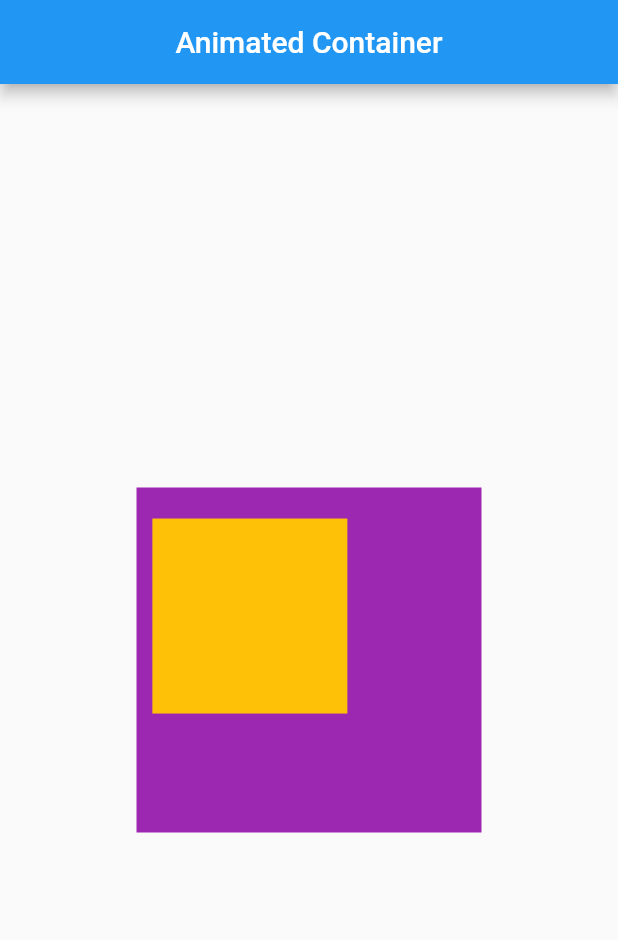
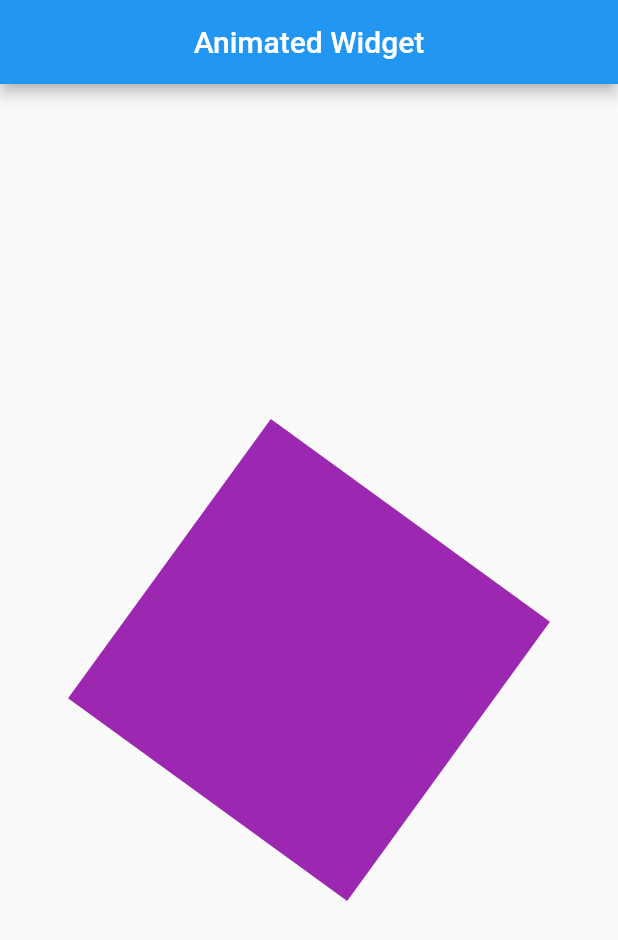
Before and after one commit to juragancode/flutter_latihan_responsive, a Flutter app: the screen it shows after launch, on a phone screen of 412 x 824 dp. Shown: the top 940 px of the screen. Run offline on Flutter 3.47's test engine with Material 2 defaults, Android fonts, the phone set to English and light mode, and no system bars; our stand-ins replace get.

Commit message:
Animated Widget

```diff
--- a/lib/app/modules/home/views/home_view.dart
+++ b/lib/app/modules/home/views/home_view.dart
@@ -1,5 +1,6 @@
+import 'dart:math';
+
 import 'package:flutter/material.dart';
-import 'package:flutter/rendering.dart';
 
 import 'package:get/get.dart';
 
@@ -13,41 +14,32 @@ class HomeView extends GetView<HomeController> {
   Widget build(BuildContext context) {
     return Scaffold(
       appBar: AppBar(
-        title: Text('Animated Container'),
+        title: Text('Animated Widget'),
         centerTitle: true,
       ),
       body: Center(
-        child: Container(
-          width: 230,
-          height: 230,
-          color: Colors.purple,
-          child: Stack(
-            children: [
-              AnimatedBuilder(
-                child: Container(
-                  width: 130,
-                  height: 130,
-                  color: Colors.amber,
-                ),
-                // bisa digunakan untuk membuat animasi scaner
-                // kekurangan karena looping akibatnya berat
-                animation: controller.animationC,
-                builder: (context, widget) {
-                  return AnimatedPositioned(
-                    curve: Curves.fastLinearToSlowEaseIn,
-                    duration: Duration(milliseconds: 500),
-                    top: 2 *
-                        (0.5 - (0.5 - controller.animationC.value).abs()) *
-                        100,
-                    left: controller.animationC.value * 100,
-                    child: widget!,
-                  );
-                },
-              ),
-            ],
-          ),
-        ),
+        child: MyWidget(myC: controller.animationC),
       ),
     );
   }
 }
+
+class MyWidget extends AnimatedWidget {
+  MyWidget({Key? key, required this.myC}) : super(key: key, listenable: myC);
+
+  AnimationController myC;
+
+  get progress => listenable as Animation<double>;
+
+  @override
+  Widget build(BuildContext context) {
+    return Transform.rotate(
+      angle: progress.value * 2 * pi,
+      child: Container(
+        width: 230,
+        height: 230,
+        color: Colors.purple,
+      ),
+    );
+  }
+}
```
